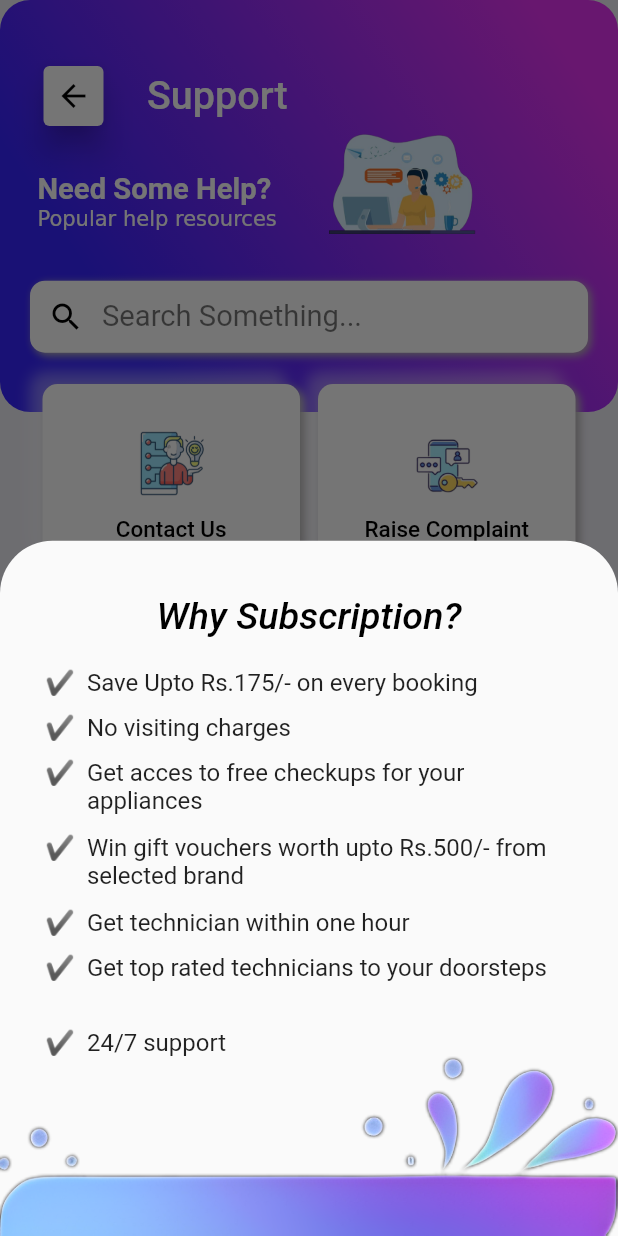
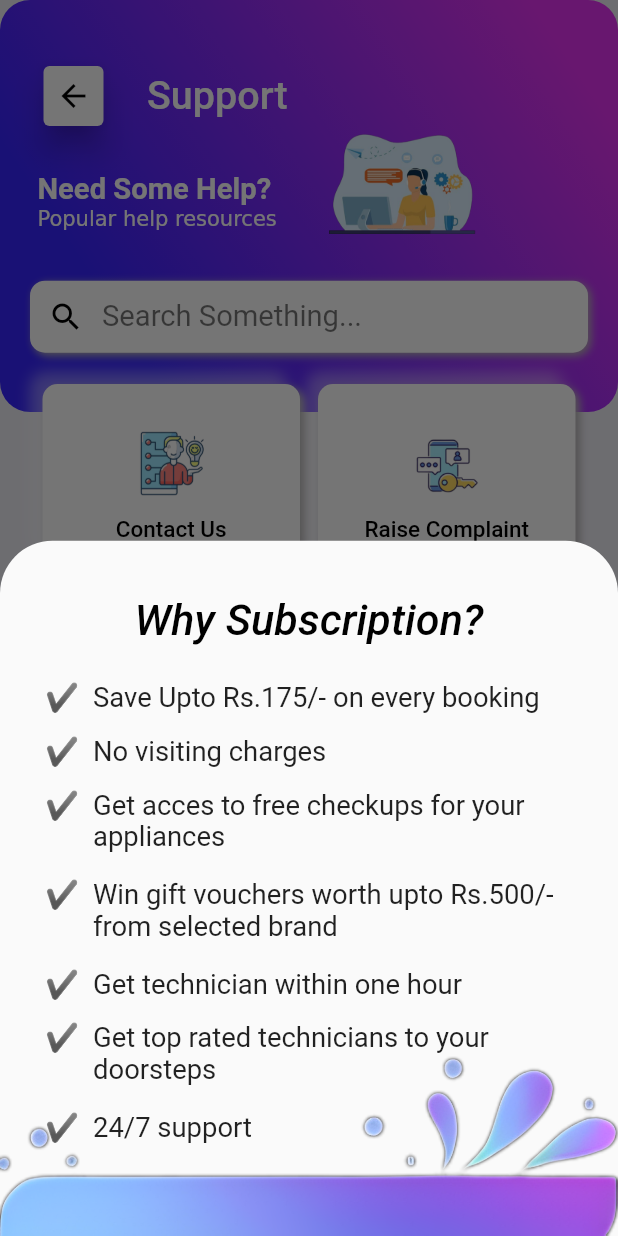
Before and after one commit to flameXpriyanshu/Repair-Duniya, a Flutter app: the Support screen opened directly, after a tap on "Why Subscription?", on a phone screen of 412 x 824 dp. Run offline on Flutter 3.47's test engine with Material 2 defaults, Android fonts, the phone set to English and light mode, and no system bars; our stand-ins replace carousel_slider, country_picker, firebase_auth, firebase_core, flutter_rating_bar, flutter_screenutil and 6 more; missing offline and left inert: flutter_polyline_points; accounts and stored records are empty.

Commit message:
responsive

```diff
--- a/lib/Model_Screens/Help_Support/why_subscription.dart
+++ b/lib/Model_Screens/Help_Support/why_subscription.dart
@@ -1,4 +1,5 @@
 import 'package:flutter/material.dart';
+import 'package:flutter_screenutil/flutter_screenutil.dart';
 
 class WhySubscription extends StatelessWidget {
   const WhySubscription({Key? key}) : super(key: key);
@@ -23,39 +24,39 @@ class WhySubscription extends StatelessWidget {
                 style: TextStyle(
                     color: Colors.black,
                     fontStyle: FontStyle.italic,
-                    fontSize: 25,
+                    fontSize: 25.sp,
                     fontWeight: FontWeight.w500),
               ),
               SizedBox(
-                height: 20,
+                height: 20.h,
               ),
               Wrap(
                 crossAxisAlignment: WrapCrossAlignment.start,
                 children: [
                   BulletText('Save Upto Rs.175/- on every booking'),
                   SizedBox(
-                    height: 30,
+                    height: 30.h,
                   ),
                   BulletText('No visiting charges'),
                   SizedBox(
-                    height: 30,
+                    height: 30.h,
                   ),
                   BulletText('Get acces to free checkups for your appliances'),
                   SizedBox(
-                    height: 50,
+                    height: 50.h,
                   ),
                   BulletText(
                       'Win gift vouchers worth upto Rs.500/- from selected brand'),
                   SizedBox(
-                    height: 50,
+                    height: 50.h,
                   ),
                   BulletText('Get technician within one hour'),
                   SizedBox(
-                    height: 30,
+                    height: 30.h,
                   ),
                   BulletText('Get top rated technicians to your doorsteps'),
                   SizedBox(
-                    height: 50,
+                    height: 50.h,
                   ),
                   BulletText('24/7 support'),
                 ],
@@ -78,15 +79,15 @@ class BulletText extends StatelessWidget {
       children: [
         Text(
           '\u2714',
-          style: TextStyle(fontSize: 16.0),
+          style: TextStyle(fontSize: 16.sp),
         ),
-        SizedBox(width: 8.0),
+        SizedBox(width: 8.w),
         Expanded(
           child: Text(
             text,
             style: TextStyle(
                 color: Colors.black87,
-                fontSize: 16,
+                fontSize: 16.sp,
                 fontWeight: FontWeight.w400),
           ),
         ),
```
Also changed, not shown: lib/Model_Screens/Help_Support/gift_vouchers.dart (+5 -5 lines).
